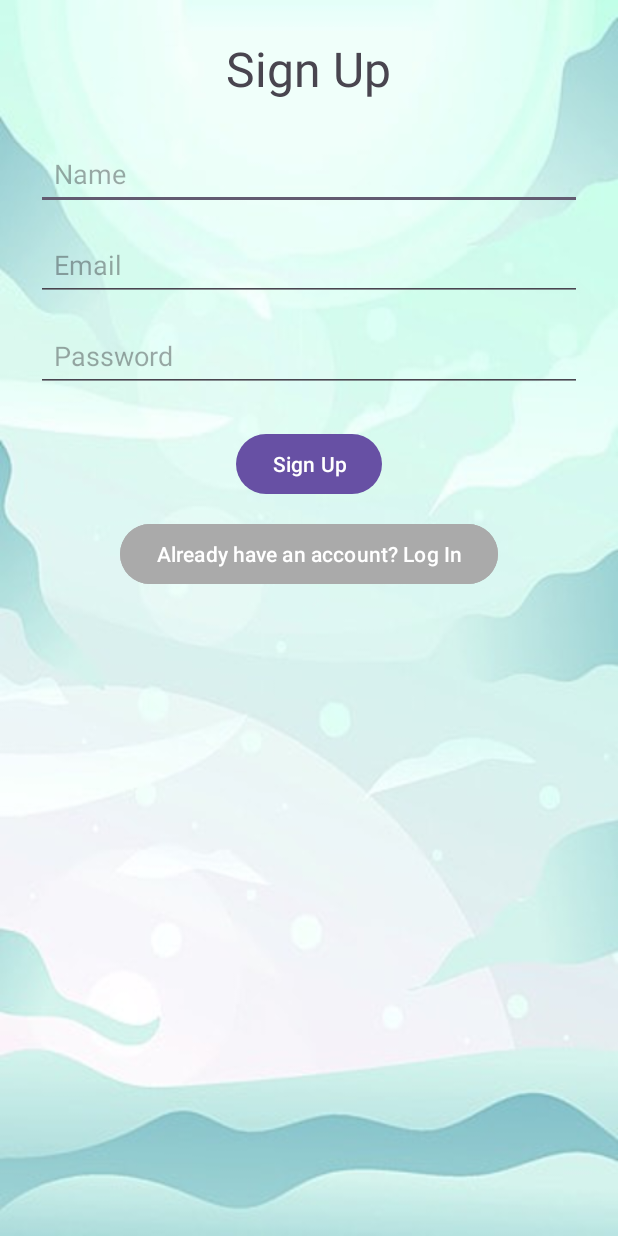
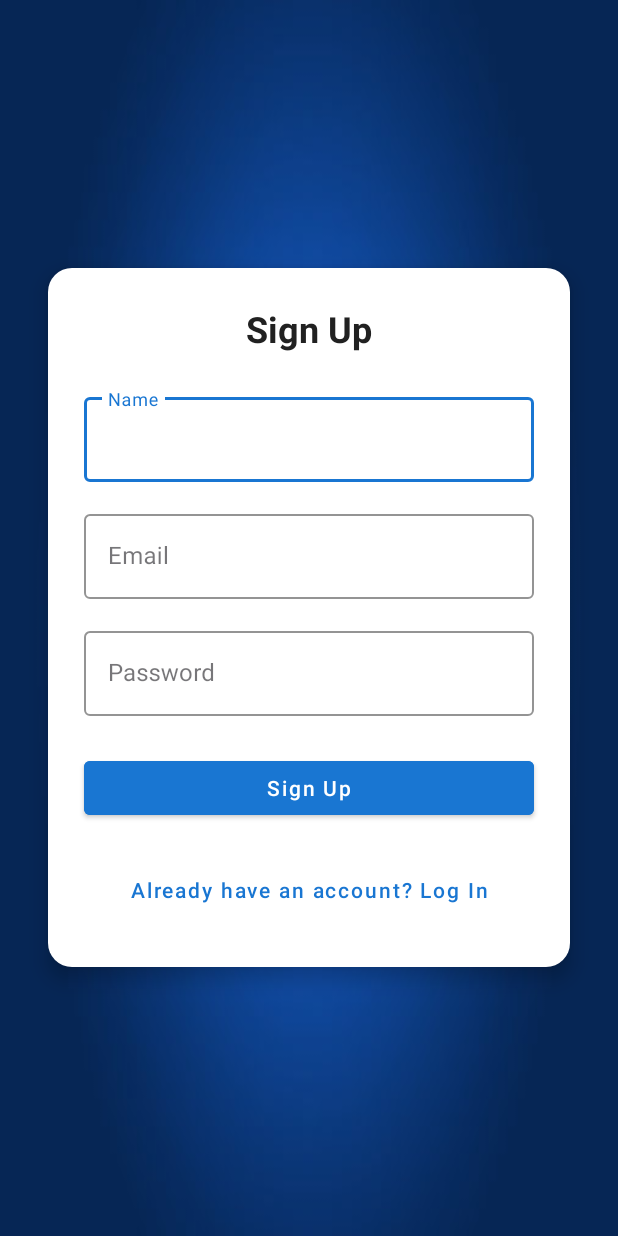
Before and after one commit to Poogast123/Quiz-App, an Android app: the SignUpActivity screen opened directly, with no data from a screen before it, on a phone screen of 412 x 824 dp. Run offline under Robolectric (Android 15) with nearby library versions, the phone set to English and light mode, and no system bars.

Commit message:
login and sign in designs

```diff
--- a/app/src/main/res/layout/activity_sign_up.xml
+++ b/app/src/main/res/layout/activity_sign_up.xml
@@ -1,25 +1,44 @@
 <?xml version="1.0" encoding="utf-8"?>
-<ScrollView
-    xmlns:android="http://schemas.android.com/apk/res/android"
+<LinearLayout xmlns:android="http://schemas.android.com/apk/res/android"
+    xmlns:app="http://schemas.android.com/apk/res-auto"
     android:layout_width="match_parent"
     android:layout_height="match_parent"
-    android:padding="24dp"
-    android:background="@drawable/bg"
-    >
+    android:orientation="vertical"
+    android:background="@drawable/image_background"
+    android:gravity="center"
+    android:padding="16dp">
 
+    <!-- Card-like container matching question activity -->
     <LinearLayout
         android:layout_width="match_parent"
         android:layout_height="wrap_content"
+        android:layout_margin="16dp"
         android:orientation="vertical"
-        android:gravity="center_horizontal"
-        >
+        android:background="@drawable/card_background"
+        android:elevation="8dp"
+        android:outlineProvider="background"
+        android:padding="24dp"
+        android:clipToPadding="false">
 
+        <!-- Sign Up Title -->
         <TextView
-            android:layout_width="wrap_content"
+            android:layout_width="match_parent"
             android:layout_height="wrap_content"
             android:text="Sign Up"
-            android:textSize="32sp"
-            android:paddingBottom="24dp" />
+            android:textSize="24sp"
+            android:textColor="#212121"
+            android:textStyle="bold"
+            android:gravity="center"
+            android:layout_marginBottom="24dp"/>
+
+        <!-- Name Field -->
+        <com.google.android.material.textfield.TextInputLayout
+            style="@style/Widget.MaterialComponents.TextInputLayout.OutlinedBox"
+            android:layout_width="match_parent"
+            android:layout_height="wrap_content"
+            android:layout_marginBottom="16dp"
+            app:boxStrokeColor="#1976D2"
+            app:hintTextColor="#1976D2">
 
             <EditText
                 android:id="@+id/nameEditText"
@@ -27,8 +46,18 @@
                 android:layout_height="wrap_content"
                 android:hint="Name"
                 android:inputType="textPersonName"
-            android:padding="12dp"
-            />
+                android:textColor="#212121"
+                android:textColorHint="#616161" />
+        </com.google.android.material.textfield.TextInputLayout>
+
+        <!-- Email Field -->
+        <com.google.android.material.textfield.TextInputLayout
+            style="@style/Widget.MaterialComponents.TextInputLayout.OutlinedBox"
+            android:layout_width="match_parent"
+            android:layout_height="wrap_content"
+            android:layout_marginBottom="16dp"
+            app:boxStrokeColor="#1976D2"
+            app:hintTextColor="#1976D2">
 
             <EditText
                 android:id="@+id/emailEditText"
@@ -36,9 +65,18 @@
                 android:layout_height="wrap_content"
                 android:hint="Email"
                 android:inputType="textEmailAddress"
-            android:padding="12dp"
-            android:layout_marginTop="12dp"
-            />
+                android:textColor="#212121"
+                android:textColorHint="#616161" />
+        </com.google.android.material.textfield.TextInputLayout>
+
+        <!-- Password Field -->
+        <com.google.android.material.textfield.TextInputLayout
+            style="@style/Widget.MaterialComponents.TextInputLayout.OutlinedBox"
+            android:layout_width="match_parent"
+            android:layout_height="wrap_content"
+            android:layout_marginBottom="24dp"
+            app:boxStrokeColor="#1976D2"
+            app:hintTextColor="#1976D2">
 
             <EditText
                 android:id="@+id/passwordEditText"
@@ -46,24 +84,32 @@
                 android:layout_height="wrap_content"
                 android:hint="Password"
                 android:inputType="textPassword"
-            android:padding="12dp"
-            android:layout_marginTop="12dp"
-            />
+                android:textColor="#212121"
+                android:textColorHint="#616161" />
+        </com.google.android.material.textfield.TextInputLayout>
 
+        <!-- Sign Up Button -->
         <Button
             android:id="@+id/signupButton"
-            android:layout_width="wrap_content"
-            android:layout_height="wrap_content"
+            style="@style/Widget.MaterialComponents.Button"
+            android:layout_width="match_parent"
+            android:layout_height="48dp"
+            android:backgroundTint="#1976D2"
             android:text="Sign Up"
-            android:layout_marginTop="24dp" />
+            android:textColor="#FFFFFF"
+            android:textAllCaps="false"
+            android:elevation="2dp" />
 
+        <!-- Login Button -->
         <Button
             android:id="@+id/loginButton"
-            android:layout_width="wrap_content"
+            style="@style/Widget.MaterialComponents.Button.TextButton"
+            android:layout_width="match_parent"
             android:layout_height="wrap_content"
+            android:layout_marginTop="16dp"
             android:text="Already have an account? Log In"
-            android:layout_marginTop="12dp"
-            android:backgroundTint="@android:color/darker_gray" />
+            android:textColor="#1976D2"
+            android:textAllCaps="false"
+            android:padding="12dp"/>
     </LinearLayout>
-
-</ScrollView>
+</LinearLayout>
```
Also changed, not shown: app/src/main/res/layout/activity_main.xml (+55 -11 lines). Lines whose indentation alone changed are shown as unchanged.
